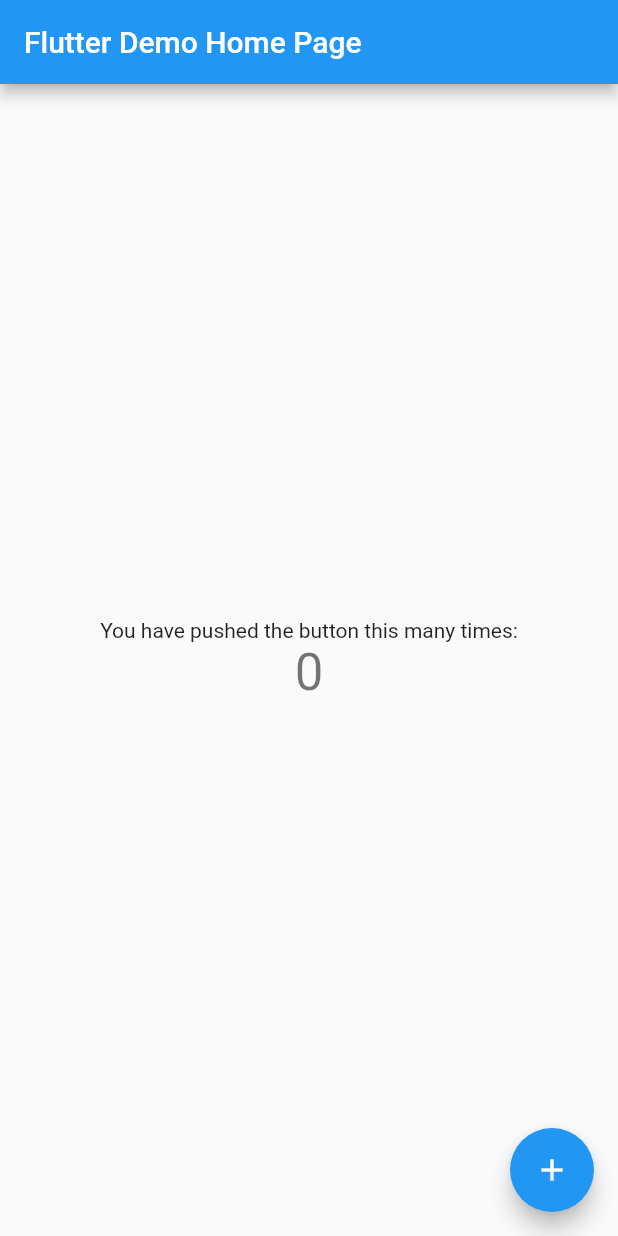
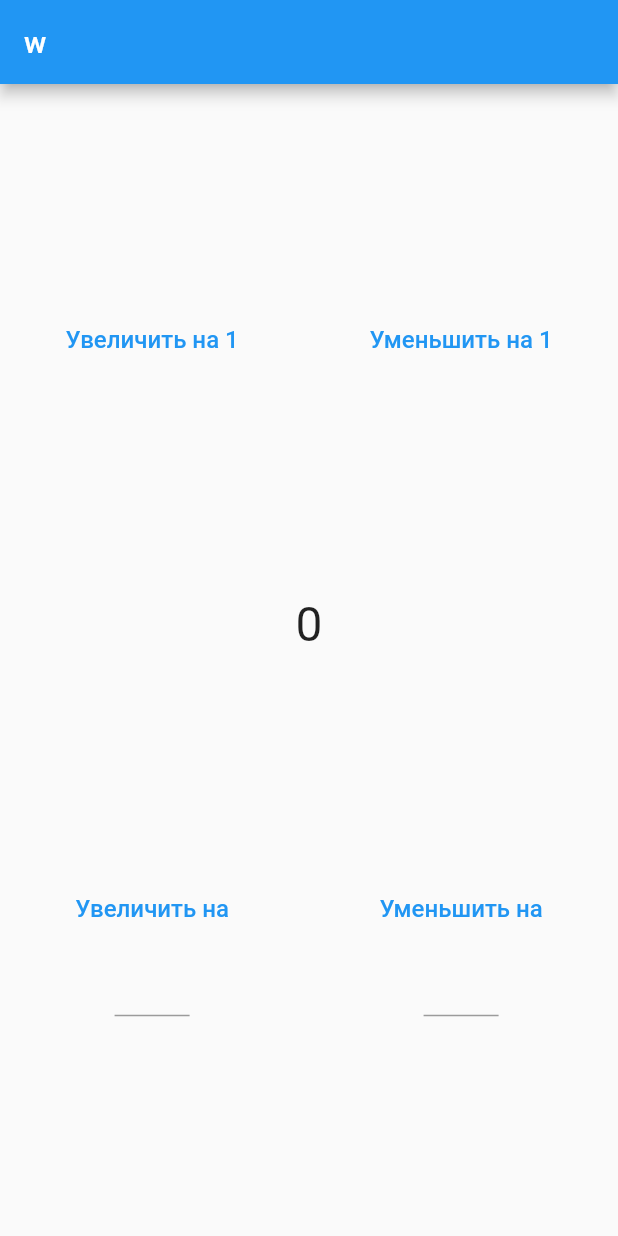
Before and after one commit to shamrayivan/flutter_counter_bloc, a Flutter app: the screen it shows after launch, on a phone screen of 412 x 824 dp. Run offline on Flutter 3.47's test engine with Material 2 defaults, Android fonts, the phone set to English and light mode, and no system bars; our stand-ins replace flutter_bloc.

Commit message:
flutter Bloc Architecture on initialApp

```diff
--- /dev/null
+++ b/lib/counter_bloc.dart
@@ -0,0 +1,39 @@
+import 'dart:convert';
+
+import 'package:flutter/material.dart';
+import 'package:flutter_bloc/flutter_bloc.dart';
+import 'package:http/http.dart' as http;
+
+TextEditingController controllerIncrease = TextEditingController();
+TextEditingController controllerDecrease = TextEditingController();
+
+class CounterBloc extends Bloc<CounterEvent, int> {
+  CounterBloc(): super(0){
+    on<CounterIncrementEvent>(onIncrementSome);
+    on<CounterDecrementEvent>(onDecrementSome);
+    on<CounterDecrementOneEvent>(onDecrementOne);
+    on<CounterIncrementOneEvent>(onIncrementOne);
+  }
+
+  onIncrementSome(CounterIncrementEvent event, Emitter<int> emitter){
+    if(controllerIncrease.text.isNotEmpty){emitter(state + int.parse(controllerIncrease.text.toString()));}
+
+  }
+  onDecrementSome(CounterDecrementEvent event, Emitter<int> emitter){
+    if(controllerDecrease.text.isNotEmpty){
+    emitter(state - int.parse(controllerDecrease.text.toString()));}
+  }
+  onDecrementOne(CounterDecrementOneEvent event, Emitter<int> emitter) {
+    emitter(state - 1);
+  }
+  onIncrementOne(CounterIncrementOneEvent event, Emitter<int> emitter) {
+    emitter(state + 1);
+  }
+
+  }
+
+abstract class CounterEvent {}
+class CounterIncrementEvent extends CounterEvent{}
+class CounterDecrementEvent extends CounterEvent{}
+class CounterDecrementOneEvent extends CounterEvent{}
+class CounterIncrementOneEvent extends CounterEvent{}
--- a/lib/main.dart
+++ b/lib/main.dart
@@ -1,4 +1,7 @@
 import 'package:flutter/material.dart';
+import 'package:flutter_bloc/flutter_bloc.dart';
+
+import 'counter_bloc.dart';
 
 void main() {
   runApp(const MyApp());
@@ -13,15 +16,6 @@ class MyApp extends StatelessWidget {
     return MaterialApp(
       title: 'Flutter Demo',
       theme: ThemeData(
-        // This is the theme of your application.
-        //
-        // Try running your application with "flutter run". You'll see the
-        // application has a blue toolbar. Then, without quitting the app, try
-        // changing the primarySwatch below to Colors.green and then invoke
-        // "hot reload" (press "r" in the console where you ran "flutter run",
-        // or simply save your changes to "hot reload" in a Flutter IDE).
-        // Notice that the counter didn't reset back to zero; the application
-        // is not restarted.
         primarySwatch: Colors.blue,
       ),
       home: const MyHomePage(title: 'Flutter Demo Home Page'),
@@ -29,87 +23,100 @@ class MyApp extends StatelessWidget {
   }
 }
 
-class MyHomePage extends StatefulWidget {
+class MyHomePage extends StatelessWidget {
   const MyHomePage({super.key, required this.title});
-
-  // This widget is the home page of your application. It is stateful, meaning
-  // that it has a State object (defined below) that contains fields that affect
-  // how it looks.
-
-  // This class is the configuration for the state. It holds the values (in this
-  // case the title) provided by the parent (in this case the App widget) and
-  // used by the build method of the State. Fields in a Widget subclass are
-  // always marked "final".
 
   final String title;
 
   @override
-  State<MyHomePage> createState() => _MyHomePageState();
-}
-
-class _MyHomePageState extends State<MyHomePage> {
-  int _counter = 0;
-
-  void _incrementCounter() {
-    setState(() {
-      // This call to setState tells the Flutter framework that something has
-      // changed in this State, which causes it to rerun the build method below
-      // so that the display can reflect the updated values. If we changed
-      // _counter without calling setState(), then the build method would not be
-      // called again, and so nothing would appear to happen.
-      _counter++;
-    });
-  }
-
-  @override
   Widget build(BuildContext context) {
-    // This method is rerun every time setState is called, for instance as done
-    // by the _incrementCounter method above.
-    //
-    // The Flutter framework has been optimized to make rerunning build methods
-    // fast, so that you can just rebuild anything that needs updating rather
-    // than having to individually change instances of widgets.
-    return Scaffold(
+    return BlocProvider<CounterBloc>(
+      create: (BuildContext context) => CounterBloc(),
+      child: BlocBuilder<CounterBloc, int>(
+        builder : (context, state) => Scaffold(
           appBar: AppBar(
-        // Here we take the value from the MyHomePage object that was created by
-        // the App.build method, and use it to set our appbar title.
-        title: Text(widget.title),
+            title: const Text('w'),
           ),
-      body: Center(
-        // Center is a layout widget. It takes a single child and positions it
-        // in the middle of the parent.
-        child: Column(
-          // Column is also a layout widget. It takes a list of children and
-          // arranges them vertically. By default, it sizes itself to fit its
-          // children horizontally, and tries to be as tall as its parent.
-          //
-          // Invoke "debug painting" (press "p" in the console, choose the
-          // "Toggle Debug Paint" action from the Flutter Inspector in Android
-          // Studio, or the "Toggle Debug Paint" command in Visual Studio Code)
-          // to see the wireframe for each widget.
-          //
-          // Column has various properties to control how it sizes itself and
-          // how it positions its children. Here we use mainAxisAlignment to
-          // center the children vertically; the main axis here is the vertical
-          // axis because Columns are vertical (the cross axis would be
-          // horizontal).
-          mainAxisAlignment: MainAxisAlignment.center,
+          body: Column(
+            mainAxisAlignment: MainAxisAlignment.spaceEvenly,
             children: <Widget>[
-            const Text(
-              'You have pushed the button this many times:',
+              Row(
+                mainAxisAlignment: MainAxisAlignment.spaceAround,
+                children: [
+                  Column(
+                    children: [
+                      TextButton(
+                          onPressed: () {
+                            BlocProvider.of<CounterBloc>(context).add(CounterIncrementOneEvent());
+                          },
+                          child: const Text(
+                            'Увеличить на 1',
+                            style: TextStyle(fontSize: 16),
+                          )),
+                    ],
+                  ),
+                  Column(
+                    children: [
+                      TextButton(
+                          onPressed: () {
+                            BlocProvider.of<CounterBloc>(context).add(CounterDecrementOneEvent());
+                          },
+                          child: const Text(
+                            'Уменьшить на 1',
+                            style: TextStyle(fontSize: 16),
+                          )),
+                    ],
+                  )
+                ],
               ),
               Text(
-              '$_counter',
-              style: Theme.of(context).textTheme.headline4,
+                '$state',
+                overflow: TextOverflow.clip,
+                style: TextStyle(fontSize: 32),
               ),
+              Row(
+                mainAxisAlignment: MainAxisAlignment.spaceAround,
+                children: [
+                  Column(
+                    children: [
+                      TextButton(
+                          onPressed: () {
+                            BlocProvider.of<CounterBloc>(context).add(CounterIncrementEvent());
+                          },
+                          child: const Text(
+                            'Увеличить на',
+                            style: TextStyle(fontSize: 16),
+                          )),
+                      SizedBox(
+                          width: 50,
+                          child: TextField(
+                              controller: controllerIncrease,
+                              keyboardType: TextInputType.number))
+                    ],
+                  ),
+                  Column(
+                    children: [
+                      TextButton(
+                          onPressed: () {
+                            BlocProvider.of<CounterBloc>(context).add(CounterDecrementEvent());
+                          },
+                          child: const Text(
+                            'Уменьшить на',
+                            style: TextStyle(fontSize: 16),
+                          )),
+                      SizedBox(
+                          width: 50,
+                          child: TextField(
+                              controller: controllerDecrease,
+                              keyboardType: TextInputType.number))
+                    ],
+                  )
+                ],
+              )
             ],
           ),
         ),
-      floatingActionButton: FloatingActionButton(
-        onPressed: _incrementCounter,
-        tooltip: 'Increment',
-        child: const Icon(Icons.add),
-      ), // This trailing comma makes auto-formatting nicer for build methods.
+      ),
     );
   }
 }
--- a/pubspec.yaml
+++ b/pubspec.yaml
@@ -29,6 +29,9 @@ environment:
 # the latest version available on pub.dev. To see which dependencies have newer
 # versions available, run `flutter pub outdated`.
 dependencies:
+  flutter_bloc: ^8.1.2
+  http: ^0.13.5
+
   flutter:
     sdk: flutter
 
```
Also changed, not shown: pubspec.lock. Lines whose indentation alone changed are shown as unchanged.
